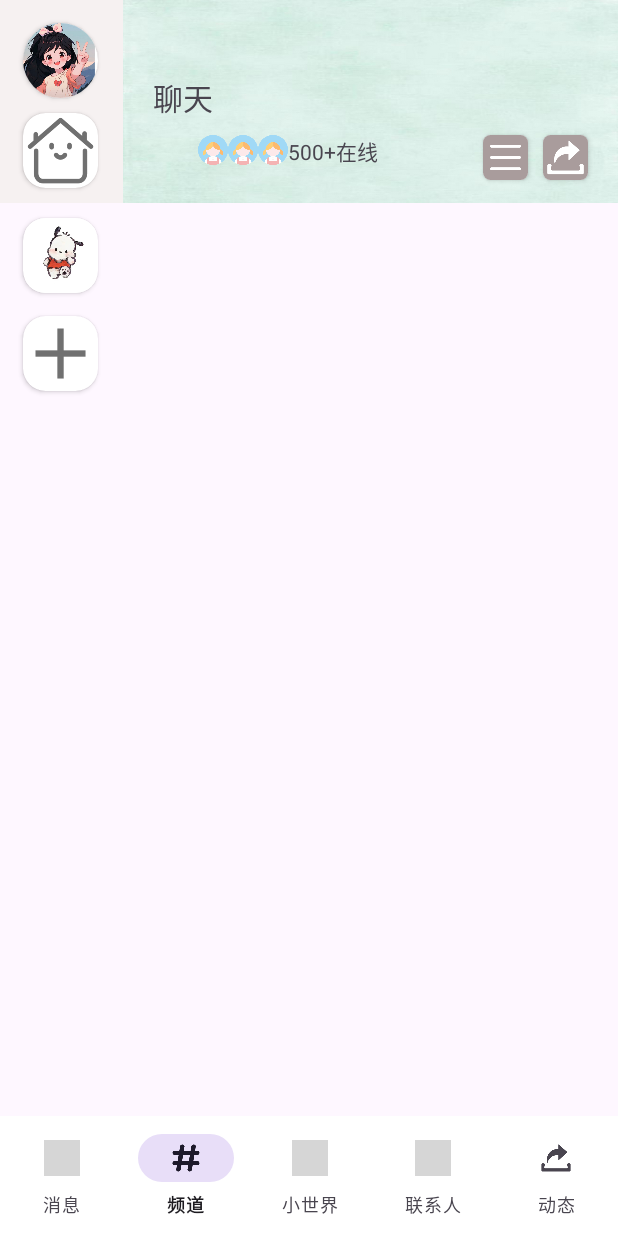
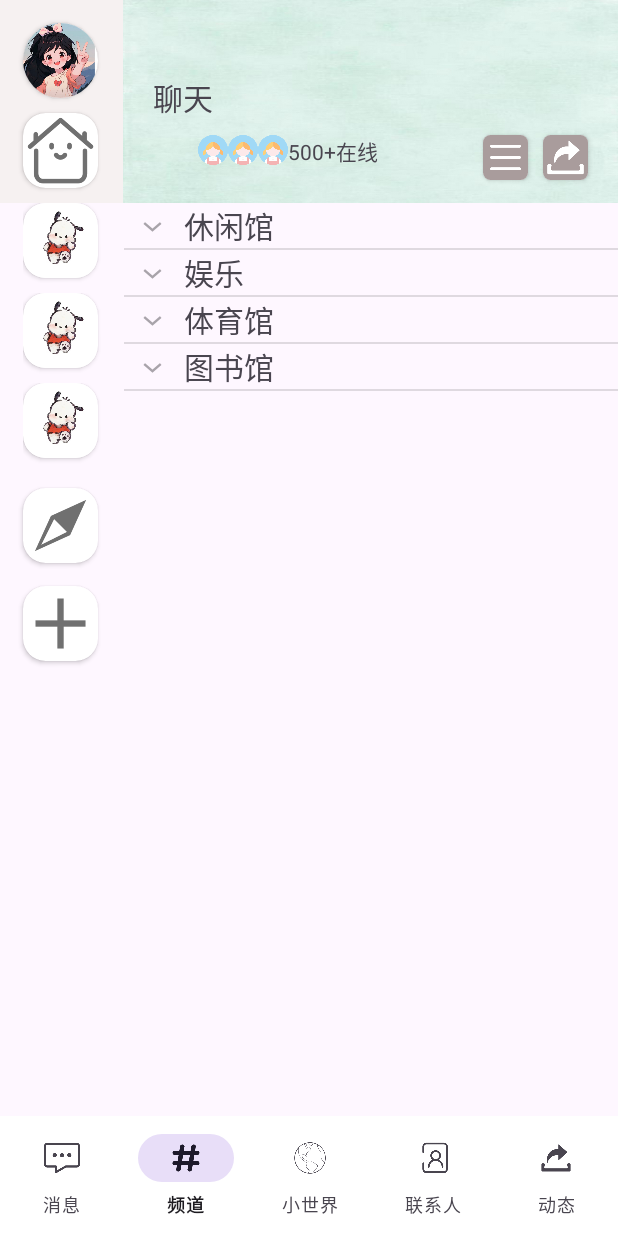
Before and after one commit to you5zzz/QQchannels, an Android app: the screen it shows after launch (MainActivity), item 2 of the bottom bar chosen, on a phone screen of 412 x 824 dp. Run offline under Robolectric (Android 15) with nearby library versions, the light colour scheme and no system bars; grey boxes are pictures that could not be loaded.

Commit message:
实现了频道功能

```diff
--- a/app/build.gradle.kts
+++ b/app/build.gradle.kts
@@ -36,4 +36,5 @@ dependencies {
     testImplementation("junit:junit:4.13.2")
     androidTestImplementation("androidx.test.ext:junit:1.1.5")
     androidTestImplementation("androidx.test.espresso:espresso-core:3.5.1")
+    implementation ("androidx.recyclerview:recyclerview:1.2.1")
 }
--- /dev/null
+++ b/app/src/main/java/com/example/qqchannels/Adapter/MyExpandableListAdapter.java
@@ -0,0 +1,104 @@
+package com.example.qqchannels.Adapter;
+
+
+import android.content.Context;
+import android.view.LayoutInflater;
+import android.view.View;
+import android.view.ViewGroup;
+import android.widget.BaseExpandableListAdapter;
+import android.widget.ImageView;
+import android.widget.TextView;
+
+import com.example.qqchannels.R;
+
+public class MyExpandableListAdapter extends BaseExpandableListAdapter {
+    private String[] groups =new String[]{"休闲馆","娱乐","体育馆","图书馆"};  //组名称
+    private String[] [] children =new String[][]{{"公告","情感分析","头像","图书交流"},{"公告","情感分析","头像","图书交流"},{"公告","情感分析","头像","图书交流"},{"公告","情感分析","头像","图书交流"}};//定义的子选项
+    private Context context =null;
+    public MyExpandableListAdapter(Context context){
+        this.context=context;
+    }
+    private TextView buildTextView(){
+      /*  AbsListView.LayoutParams params =new AbsListView.LayoutParams(ViewGroup.LayoutParams.FILL_PARENT,90);
+
+        TextView textView =new TextView(this.context);
+
+        textView.setLayoutParams(params);
+        textView.setTextSize(16.0f);
+        textView.setGravity(Gravity.LEFT);*/
+        return null;
+    }
+    @Override
+    public int getGroupCount() {
+        return this.groups.length;
+    }
+
+    @Override
+    public int getChildrenCount(int groupPosition) {
+        return this.children[groupPosition].length;
+    }
+
+    @Override
+    public Object getGroup(int groupPosition) {
+        return this.groups[groupPosition];
+    }
+
+    @Override
+    public Object getChild(int groupPosition, int childPosition) {          //取得指定的子选项
+        return this.children[groupPosition][childPosition];
+    }
+
+    @Override
+    public long getGroupId(int groupPosition) {
+        return groupPosition;
+    }
+
+    @Override
+    public long getChildId(int groupPosition, int childPosition) {
+        return childPosition;
+    }
+
+    @Override
+    public boolean hasStableIds() {
+        return false;
+    }
+
+    @Override
+    public View getGroupView(int groupPosition, boolean isExpanded, View convertView, ViewGroup parent) {
+       /* TextView textView=this.buildTextView();
+        textView.setText(this.getGroup(groupPosition).toString());
+        textView.setTextSize(20f);
+        return textView;*/
+        LayoutInflater inflater = (LayoutInflater) this.context.getSystemService(Context.LAYOUT_INFLATER_SERVICE);
+        convertView = inflater.inflate(R.layout.parent_item, null);
+        TextView textView = convertView.findViewById(R.id.text_parent);
+
+        textView.setText(this.getGroup(groupPosition).toString());
+        return convertView;
+    }
+
+    @Override
+    public View getChildView(int groupPosition, int childPosition, boolean isLastChild, View convertView, ViewGroup parent) {
+        if (convertView == null) {
+            LayoutInflater inflater = (LayoutInflater) this.context.getSystemService(Context.LAYOUT_INFLATER_SERVICE);
+            convertView = inflater.inflate(R.layout.child_item, null);
+        }
+
+
+        TextView text_child_small = convertView.findViewById(R.id.text_child_small);
+        TextView text_child = convertView.findViewById(R.id.text_child);
+        ImageView image_child = convertView.findViewById(R.id.image_child);
+        ImageView image_child_small = convertView.findViewById(R.id.image_child_small);
+        text_child.setText(this.getChild(groupPosition, childPosition).toString());
+        text_child_small.setText(this.getChild(groupPosition, childPosition).toString());
+        image_child.setImageResource(R.drawable.avatar);
+        image_child_small.setImageResource(R.drawable.horn);
+
+        return convertView;
+    }
+
+    @Override
+    public boolean isChildSelectable(int groupPosition, int childPosition) {
+        return false;
+    }
+}
--- /dev/null
+++ b/app/src/main/java/com/example/qqchannels/Adapter/RecyclerViewAdapter.java
@@ -0,0 +1,56 @@
+package com.example.qqchannels.Adapter;
+
+import android.view.LayoutInflater;
+import android.view.View;
+import android.view.ViewGroup;
+import android.widget.ImageView;
+import android.widget.TextView;
+import android.widget.Toast;
+
+import androidx.annotation.NonNull;
+import androidx.recyclerview.widget.RecyclerView;
+
+import com.example.qqchannels.R;
+import com.example.qqchannels.classes.Photo;
+
+import java.util.List;
+
+public class RecyclerViewAdapter extends RecyclerView.Adapter<RecyclerViewAdapter.ViewHolder> {
+    private List<Photo> mPhotoList;
+
+    public static class ViewHolder extends RecyclerView.ViewHolder {
+        ImageView photoImage;
+
+
+        public ViewHolder(@NonNull View view) {
+            super(view);
+            photoImage = view.findViewById(R.id.photo_image);
+
+        }
+    }
+
+    public RecyclerViewAdapter(List<Photo> photoList) {
+        mPhotoList = photoList;
+    }
+
+    @NonNull
+    @Override
+    public ViewHolder onCreateViewHolder(@NonNull ViewGroup parent, int viewType) {
+        View view = LayoutInflater.from(parent.getContext()).inflate(R.layout.photo_item, parent, false);
+         ViewHolder holder = new ViewHolder(view);
+
+        return holder;
+    }
+
+    @Override
+    public void onBindViewHolder(@NonNull ViewHolder holder, int position) {
+        Photo photo = mPhotoList.get(position);
+        holder.photoImage.setImageResource(photo.getImageId());
+
+    }
+
+    @Override
+    public int getItemCount() {
+        return mPhotoList.size();
+    }
+}
--- a/app/src/main/java/com/example/qqchannels/Fragment/ChannelsFragment.java
+++ b/app/src/main/java/com/example/qqchannels/Fragment/ChannelsFragment.java
@@ -3,12 +3,21 @@ package com.example.qqchannels.Fragment;
 import android.os.Bundle;
 
 import androidx.fragment.app.Fragment;
+import androidx.recyclerview.widget.LinearLayoutManager;
+import androidx.recyclerview.widget.RecyclerView;
 
 import android.view.LayoutInflater;
 import android.view.View;
 import android.view.ViewGroup;
+import android.widget.ExpandableListView;
 
+import com.example.qqchannels.Adapter.MyExpandableListAdapter;
+import com.example.qqchannels.Adapter.RecyclerViewAdapter;
 import com.example.qqchannels.R;
+import com.example.qqchannels.classes.Photo;
+
+import java.util.ArrayList;
+import java.util.List;
 
 /**
  * A simple {@link Fragment} subclass.
@@ -21,6 +30,11 @@ public class ChannelsFragment extends Fragment {
     // the fragment initialization parameters, e.g. ARG_ITEM_NUMBER
     private static final String ARG_PARAM1 = "param1";
     private static final String ARG_PARAM2 = "param2";
+    private ExpandableListView elistview;
+    private MyExpandableListAdapter adapter;
+    private List<Photo> photoList =new ArrayList<>();
+    private  RecyclerViewAdapter adapter2;
+//    private  RecyclerView recyclerView;
 
     // TODO: Rename and change types of parameters
     private String mParam1;
@@ -54,14 +68,45 @@ public class ChannelsFragment extends Fragment {
         if (getArguments() != null) {
             mParam1 = getArguments().getString(ARG_PARAM1);
             mParam2 = getArguments().getString(ARG_PARAM2);
+
         }
     }
+
 
     @Override
     public View onCreateView(LayoutInflater inflater, ViewGroup container,
                              Bundle savedInstanceState) {
+
         // Inflate the layout for this fragment
-        View view=  inflater.inflate(R.layout.fragment_channels, container, false);
+        View view = inflater.inflate(R.layout.fragment_channels, container, false);
+        getPhotos();
+        RecyclerView recyclerView =(RecyclerView) view.findViewById(R.id.recyclerView_title);
+        LinearLayoutManager layoutManager =new LinearLayoutManager(getContext());
+        recyclerView.setLayoutManager(layoutManager);
+        adapter2 =new RecyclerViewAdapter(photoList);
+        recyclerView.setAdapter(adapter2);
+        // Find ExpandableListView in the fragment layout
+        elistview = view.findViewById(R.id.elistview);
+
+        // Create and set adapter for ExpandableListView
+        adapter = new MyExpandableListAdapter(getContext());
+        elistview.setAdapter(adapter);
+
         return view;
     }
+
+    private void getPhotos() {
+
+        Photo photo =new Photo(R.drawable.avatar);
+        photoList.add(photo);
+
+        Photo photo2 =new Photo(R.drawable.avatar);
+        photoList.add(photo2);
+
+        Photo photo3 =new Photo(R.drawable.avatar);
+        photoList.add(photo3);
+
+    }
+
+
 }
--- a/app/src/main/java/com/example/qqchannels/MainActivity.java
+++ b/app/src/main/java/com/example/qqchannels/MainActivity.java
@@ -6,23 +6,31 @@ import androidx.fragment.app.Fragment;
 import androidx.fragment.app.FragmentManager;
 import androidx.fragment.app.FragmentTransaction;
 
+
 import android.os.Bundle;
 import android.view.MenuItem;
+
+
 
 import com.example.qqchannels.Fragment.ChannelsFragment;
 import com.example.qqchannels.Fragment.ContactsFragment;
 import com.example.qqchannels.Fragment.NewsFragment;
 import com.example.qqchannels.Fragment.TransmitFragment;
 import com.example.qqchannels.Fragment.WordFragment;
+
 import com.google.android.material.bottomnavigation.BottomNavigationView;
+
 
 public class MainActivity extends AppCompatActivity {
 
     private BottomNavigationView bottomNavigationView;
+
     @Override
     protected void onCreate(Bundle savedInstanceState) {
         super.onCreate(savedInstanceState);
         setContentView(R.layout.activity_main);
+        loadFragment(new NewsFragment());
+
         bottomNavigationView = findViewById(R.id.bottom_nav);
         bottomNavigationView.setOnNavigationItemSelectedListener(new BottomNavigationView.OnNavigationItemSelectedListener() {
             @Override
@@ -33,6 +41,7 @@ public class MainActivity extends AppCompatActivity {
                         return true;
                     case R.id.navigation_channels:
                         loadFragment(new ChannelsFragment());
+
                         return true;
                     case R.id.navigation_world:
                         loadFragment(new WordFragment());
@@ -48,6 +57,9 @@ public class MainActivity extends AppCompatActivity {
             }
         });
     }
+
+
+
     private void loadFragment(Fragment fragment) {
         FragmentManager fragmentManager = getSupportFragmentManager();
         FragmentTransaction fragmentTransaction = fragmentManager.beginTransaction();
--- /dev/null
+++ b/app/src/main/java/com/example/qqchannels/classes/Photo.java
@@ -0,0 +1,13 @@
+package com.example.qqchannels.classes;
+
+public class Photo {
+    private int imageId;
+
+    public  Photo(int id){
+        this.imageId=id;
+    }
+    public int getImageId(){
+        return imageId;
+    }
+
+}
--- a/app/src/main/res/layout/activity_main.xml
+++ b/app/src/main/res/layout/activity_main.xml
@@ -20,6 +20,7 @@
         android:id="@+id/main"
         android:layout_width="0dp"
         android:layout_height="0dp"
+
         app:layout_constraintBottom_toTopOf="@id/bottom_nav"
         app:layout_constraintTop_toTopOf="parent"
         app:layout_constraintStart_toStartOf="parent"
--- a/app/src/main/res/layout/fragment_channels.xml
+++ b/app/src/main/res/layout/fragment_channels.xml
@@ -18,6 +18,7 @@
             android:orientation="horizontal"
             android:elevation="4dp"
             android:gravity="center_vertical"
+
             app:layout_constraintTop_toTopOf="parent"
             app:layout_constraintStart_toStartOf="parent"
             app:layout_constraintEnd_toEndOf="parent">
@@ -78,9 +79,8 @@
                 android:layout_height="135dp"
                 android:layout_weight="4"
                 android:background="@drawable/bgmain"
-                android:scaleType="centerCrop"
-                android:orientation="horizontal">
-
+                android:orientation="horizontal"
+                android:scaleType="centerCrop">
 
 
                 <LinearLayout
@@ -126,8 +126,8 @@
                             android:id="@+id/textView"
                             android:layout_width="wrap_content"
                             android:layout_height="wrap_content"
-                            android:text="500+在线"
-                            android:layout_weight="1" />
+                            android:layout_weight="1"
+                            android:text="500+在线" />
                     </LinearLayout>
 
                 </LinearLayout>
@@ -136,8 +136,8 @@
                     android:layout_width="30dp"
                     android:layout_height="30dp"
                     android:layout_marginLeft="40dp"
-                    app:cardCornerRadius="5dp"
-                    android:layout_marginTop="90dp">
+                    android:layout_marginTop="90dp"
+                    app:cardCornerRadius="5dp">
 
                     <ImageView
                         android:id="@+id/imageView1"
@@ -153,9 +153,9 @@
                 <androidx.cardview.widget.CardView
                     android:layout_width="30dp"
                     android:layout_height="30dp"
-                    app:cardCornerRadius="5dp"
+                    android:layout_marginLeft="10dp"
                     android:layout_marginTop="90dp"
-                    android:layout_marginLeft="10dp">
+                    app:cardCornerRadius="5dp">
 
                     <ImageView
                         android:id="@+id/imageView2"
@@ -166,8 +166,6 @@
                         app:srcCompat="@drawable/zhuanfa" />
 
                 </androidx.cardview.widget.CardView>
-
-
 
 
             </LinearLayout>
@@ -205,7 +203,7 @@
                     android:id="@+id/none"
                     android:layout_width="50dp"
                     android:layout_height="50dp"
-                    android:src="@drawable/avatar" />
+                    android:src="@drawable/compass" />
             </androidx.cardview.widget.CardView>
 
 
--- /dev/null
+++ b/app/src/main/res/layout/parent_item.xml
@@ -0,0 +1,17 @@
+<LinearLayout xmlns:android="http://schemas.android.com/apk/res/android"
+    android:layout_width="match_parent"
+    android:layout_height="wrap_content"
+    android:orientation="horizontal">
+
+    <TextView
+        android:id="@+id/text_parent"
+        android:layout_width="0dp"
+        android:layout_height="wrap_content"
+        android:layout_weight="1"
+        android:layout_marginLeft="40dp"
+        android:text="ddd"
+        android:textSize="20sp" />
+
+
+
+</LinearLayout>
--- /dev/null
+++ b/app/src/main/res/layout/photo_item.xml
@@ -0,0 +1,23 @@
+<?xml version="1.0" encoding="utf-8"?>
+<androidx.constraintlayout.widget.ConstraintLayout xmlns:android="http://schemas.android.com/apk/res/android"
+    xmlns:tools="http://schemas.android.com/tools"
+    android:layout_width="60dp"
+    android:layout_height="60dp"
+    xmlns:app="http://schemas.android.com/apk/res-auto">
+
+    <androidx.cardview.widget.CardView
+        android:layout_width="50dp"
+        android:layout_height="50dp"
+        android:layout_marginStart="15dp"
+        android:layout_marginTop="10dp"
+        android:layout_marginBottom="5dp"
+        app:cardCornerRadius="15dp"
+        tools:ignore="MissingConstraints">
+        <ImageView
+            android:id="@+id/photo_image"
+            android:layout_width="50dp"
+            android:layout_height="50dp"
+            android:src="@drawable/compass" />
+    </androidx.cardview.widget.CardView>
+
+</androidx.constraintlayout.widget.ConstraintLayout>
```
Also changed, not shown: app/src/main/res/drawable/bottom_nav_menu.xml (added, +32 -0 lines), app/src/main/res/layout/child_item.xml (added, +102 -0 lines), app/src/main/res/drawable/compass.png (added), app/src/main/res/drawable/contacts.png (added), app/src/main/res/drawable/dynamic.png (added), app/src/main/res/drawable/horn.png (added), app/src/main/res/drawable/hua.png (added), app/src/main/res/drawable/menu.png (added), app/src/main/res/drawable/news.png (added), app/src/main/res/drawable/world.png (added).
